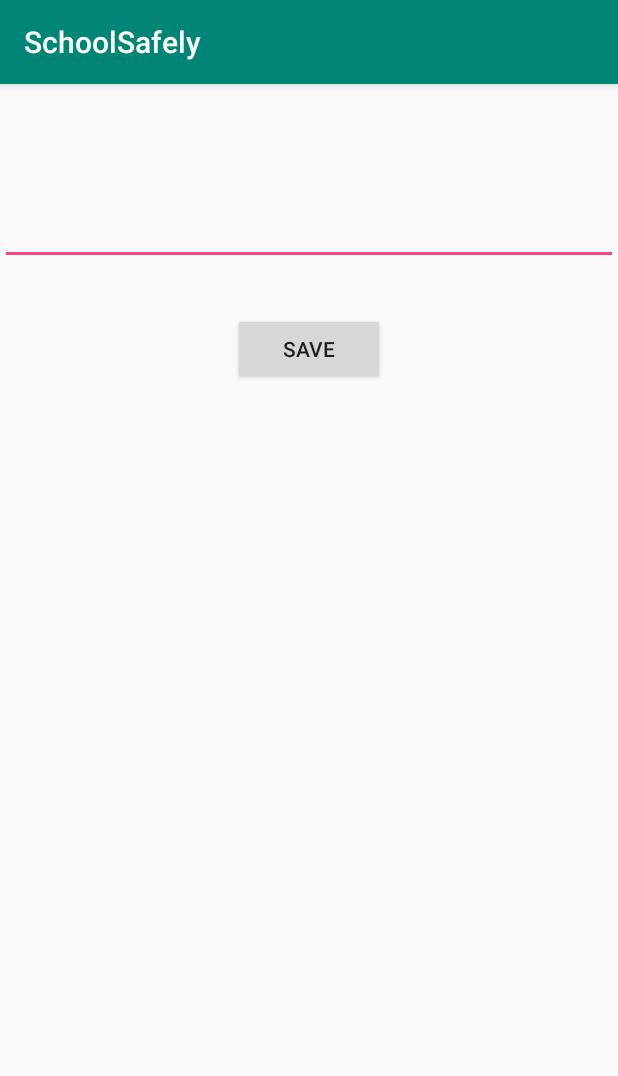
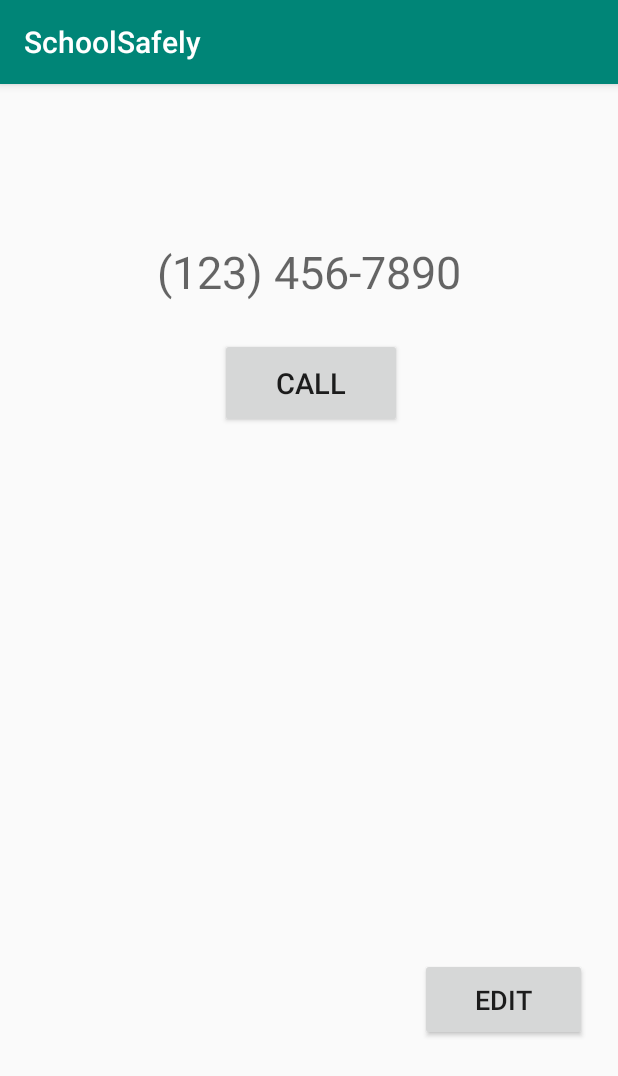
Before and after one commit to 53compromise/schoolSafely, an Android app: the ContactActivity screen opened directly, with no data from a screen before it, on a phone screen of 412 x 824 dp. Shown: the top 1076 px of the screen. Run offline under Robolectric (Android 15) with nearby library versions, the phone set to English and light mode, and no system bars.

Commit message:
today's final

```diff
--- a/app/src/main/AndroidManifest.xml
+++ b/app/src/main/AndroidManifest.xml
@@ -8,8 +8,10 @@
         android:label="@string/app_name"
         android:roundIcon="@mipmap/ic_launcher_round"
         android:supportsRtl="true"
-        android:theme="@style/AppTheme">
-        <activity android:name=".ContactActivity"></activity>
+        android:theme="@style/AppTheme"
+        >
+        <activity android:name=".ContactEditActivity"></activity>
+        <activity android:name=".ContactActivity" />
         <activity android:name=".ECActivity" />
         <activity
             android:name=".MainActivity"
--- a/app/src/main/java/com/troy/a53rdscompromise/schoolsafely/ContactActivity.java
+++ b/app/src/main/java/com/troy/a53rdscompromise/schoolsafely/ContactActivity.java
@@ -1,11 +1,15 @@
 package com.troy.a53rdscompromise.schoolsafely;
 
+import android.content.Intent;
 import android.support.v7.app.AppCompatActivity;
 import android.os.Bundle;
+import android.view.View;
+import android.widget.Button;
 import android.widget.TextView;
 
 public class ContactActivity extends AppCompatActivity {
 
+    String contactName1;
     @Override
     protected void onCreate(Bundle savedInstanceState) {
         super.onCreate(savedInstanceState);
@@ -14,9 +18,19 @@ public class ContactActivity extends AppCompatActivity {
         if (getIntent().hasExtra("contactName.id")) {
 
             TextView contactName = (TextView) findViewById(R.id.contactName);
-            String text = getIntent().getExtras().getString("contactName.id");
-            contactName.setText(text);
+            contactName1 = getIntent().getExtras().getString("contactName.id");
+            contactName.setText(contactName1);
         }
+
+        Button editButton = (Button)findViewById(R.id.editButton);
+        editButton.setOnClickListener(new View.OnClickListener() {
+            @Override
+            public void onClick(View view) {
+                Intent startIntent = new Intent(getApplicationContext(), ContactEditActivity.class);
+                startIntent.putExtra("editName", contactName1);
+                startActivity(startIntent);
+            }
+        });
 
     }
 }
--- a/app/src/main/java/com/troy/a53rdscompromise/schoolsafely/ECActivity.java
+++ b/app/src/main/java/com/troy/a53rdscompromise/schoolsafely/ECActivity.java
@@ -26,12 +26,7 @@ public class ECActivity extends AppCompatActivity{
     ListView listView;
     ArrayList<String> list;
     ArrayAdapter<String> adapter;
-    TextView contactName;
 
-
-    public void updateTextView(int i){
-        contactName.setText((String)listView.getItemAtPosition(i));
-    }
 
     @Override
     protected void onCreate(Bundle savedInstanceState) {
@@ -39,7 +34,6 @@ public class ECActivity extends AppCompatActivity{
         setContentView(R.layout.activity_ec);
 
         SearchView searchView = (SearchView)findViewById(R.id.searchView);
-        contactName = (TextView)findViewById(R.id.contactName);
         listView = (ListView)findViewById(R.id.contactsList);
         listView.setClickable(true);
 
--- a/app/src/main/java/com/troy/a53rdscompromise/schoolsafely/MainActivity.java
+++ b/app/src/main/java/com/troy/a53rdscompromise/schoolsafely/MainActivity.java
@@ -16,9 +16,12 @@ import android.view.MenuItem;
 import android.widget.Button;
 import android.widget.EditText;
 
+import com.google.firebase.firestore.FirebaseFirestore;
+
 public class MainActivity extends AppCompatActivity
         implements NavigationView.OnNavigationItemSelectedListener {
 
+    static FirebaseFirestore db = FirebaseFirestore.getInstance();
     @Override
     protected void onCreate(Bundle savedInstanceState) {
         super.onCreate(savedInstanceState);
--- a/app/src/main/res/layout/activity_contact.xml
+++ b/app/src/main/res/layout/activity_contact.xml
@@ -5,17 +5,6 @@
     android:layout_width="match_parent"
     android:layout_height="match_parent"
     tools:context=".ContactActivity">
-
-    <EditText
-        android:id="@+id/editText"
-        android:layout_width="0dp"
-        android:layout_height="wrap_content"
-        android:layout_marginTop="24dp"
-        android:ems="10"
-        android:inputType="phone"
-        app:layout_constraintEnd_toEndOf="parent"
-        app:layout_constraintStart_toStartOf="parent"
-        app:layout_constraintTop_toBottomOf="@+id/contactName" />
 
     <TextView
         android:id="@+id/contactName"
@@ -26,21 +15,58 @@
         android:layout_marginTop="32dp"
         android:layout_marginEnd="20dp"
         android:layout_marginRight="20dp"
+        android:textSize="30sp"
         app:layout_constraintEnd_toEndOf="parent"
         app:layout_constraintStart_toStartOf="parent"
         app:layout_constraintTop_toTopOf="parent" />
 
-    <Button
-        android:id="@+id/saveButton"
-        android:layout_width="0dp"
+    <TextView
+        android:id="@+id/textView2"
+        android:layout_width="wrap_content"
         android:layout_height="wrap_content"
-        android:layout_marginStart="155dp"
-        android:layout_marginLeft="155dp"
+        android:layout_marginStart="32dp"
+        android:layout_marginLeft="32dp"
         android:layout_marginTop="32dp"
-        android:layout_marginEnd="155dp"
-        android:layout_marginRight="155dp"
-        android:text="Save"
+        android:layout_marginEnd="32dp"
+        android:layout_marginRight="32dp"
+        android:phoneNumber="true"
+        android:text="(123) 456-7890"
+        android:textAppearance="@style/TextAppearance.AppCompat.Medium"
+        android:textSize="30sp"
         app:layout_constraintEnd_toEndOf="parent"
         app:layout_constraintStart_toStartOf="parent"
-        app:layout_constraintTop_toBottomOf="@+id/editText" />
+        app:layout_constraintTop_toBottomOf="@+id/contactName" />
+
+    <Button
+        android:id="@+id/callButton"
+        android:layout_width="121dp"
+        android:layout_height="60dp"
+        android:layout_marginStart="167dp"
+        android:layout_marginLeft="167dp"
+        android:layout_marginTop="24dp"
+        android:layout_marginEnd="167dp"
+        android:layout_marginRight="167dp"
+        android:text="Call"
+        android:textSize="19sp"
+        app:layout_constraintEnd_toEndOf="parent"
+        app:layout_constraintHorizontal_bias="0.484"
+        app:layout_constraintStart_toStartOf="parent"
+        app:layout_constraintTop_toBottomOf="@+id/textView2" />
+
+    <Button
+        android:id="@+id/editButton"
+        android:layout_width="111dp"
+        android:layout_height="55dp"
+        android:layout_marginStart="306dp"
+        android:layout_marginLeft="306dp"
+        android:layout_marginTop="510dp"
+        android:layout_marginEnd="35dp"
+        android:layout_marginRight="35dp"
+        android:text="Edit"
+        android:textSize="18sp"
+        app:layout_constraintEnd_toEndOf="parent"
+        app:layout_constraintHorizontal_bias="0.652"
+        app:layout_constraintStart_toStartOf="parent"
+        app:layout_constraintTop_toBottomOf="@+id/contactName" />
+
 </android.support.constraint.ConstraintLayout>
--- a/build.gradle
+++ b/build.gradle
@@ -7,7 +7,8 @@ buildscript {
         jcenter()
     }
     dependencies {
-        classpath 'com.android.tools.build:gradle:3.2.1'
+        classpath 'com.android.tools.build:gradle:3.5.2'
+        classpath 'com.google.gms:google-services:4.2.0'
 
 
         // NOTE: Do not place your application dependencies here; they belong
```
Also changed, not shown: app/build.gradle (+8 -0 lines), app/src/main/java/com/troy/a53rdscompromise/schoolsafely/ContactEditActivity.java (added, +67 -0 lines), app/src/main/res/layout/activity_contact_edit.xml (added, +120 -0 lines), gradle/wrapper/gradle-wrapper.properties.
